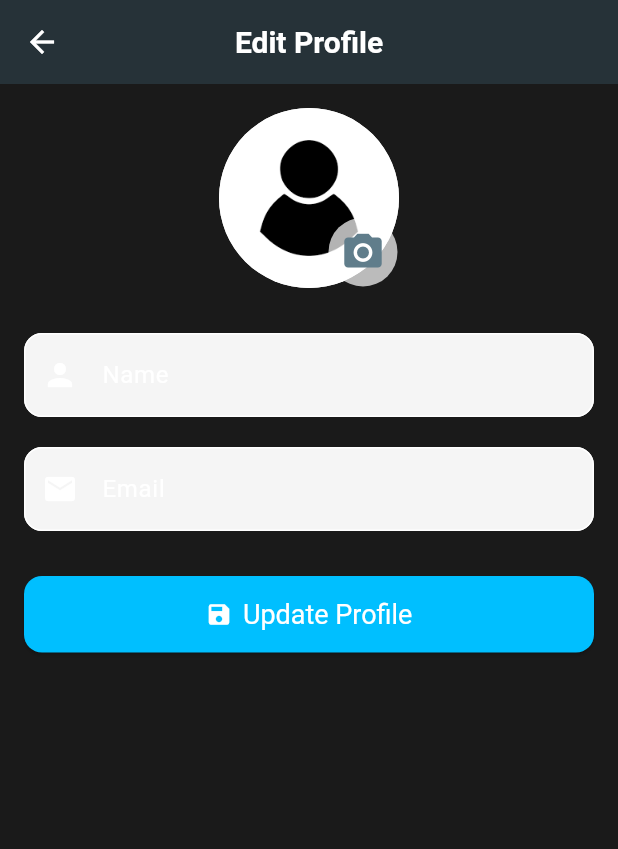
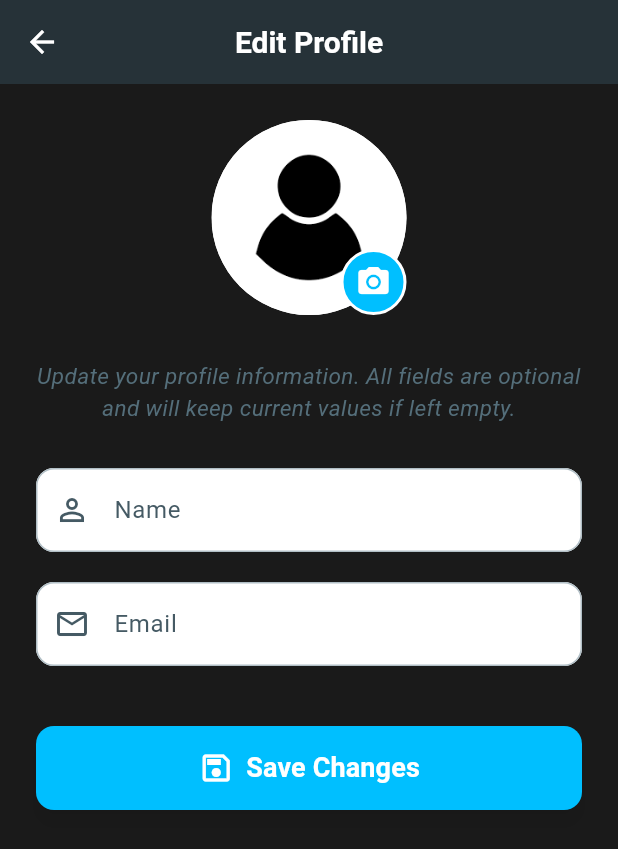
Before and after one commit to nibin-joseph05/Xpose, a Flutter app: the EditProfilePage screen opened directly with empty values, on a phone screen of 412 x 824 dp. Shown: the top 849 px of the screen. Run offline on Flutter 3.47's test engine with Material 3 defaults, Android fonts, the phone set to English and light mode, and no system bars; our stand-ins replace firebase_auth, firebase_core, flutter_dotenv, image_picker, shared_preferences; accounts and stored records are empty.

Commit message:
modifing the editing

```diff
--- a/xpose_app/lib/pages/profile/edit_profile_page.dart
+++ b/xpose_app/lib/pages/profile/edit_profile_page.dart
@@ -1,4 +1,3 @@
-// lib/pages/profile/edit_profile_page.dart
 import 'dart:io';
 import 'dart:convert';
 import 'package:flutter/material.dart';
@@ -62,15 +61,10 @@ class _EditProfilePageState extends State<EditProfilePage> {
       if (_pickedImage != null) {
         final bytes = await _pickedImage!.readAsBytes();
         profilePictureData = 'data:${_pickedImage!.mimeType ?? 'image/jpeg'};base64,${base64Encode(bytes)}';
-      } else {
-        // If no new image is picked, and existing one was a URL, keep it.
-        // If it was null, or local asset (which we don't send back), send null.
-        // This assumes backend handles clearing if null is sent.
-        if (_currentProfileImageUrl != null && _currentProfileImageUrl!.startsWith('http')) {
+      } else if (_currentProfileImageUrl != null && _currentProfileImageUrl!.startsWith('http')) {
         profilePictureData = _currentProfileImageUrl;
       } else {
         profilePictureData = null;
-        }
       }
 
       try {
@@ -91,7 +85,6 @@ class _EditProfilePageState extends State<EditProfilePage> {
           Navigator.pop(context);
         }
       } catch (e) {
-        print('Error updating profile: $e');
         if (mounted) {
           ScaffoldMessenger.of(context).showSnackBar(
             SnackBar(
@@ -127,79 +120,120 @@ class _EditProfilePageState extends State<EditProfilePage> {
         backgroundColor: Colors.blueGrey[900],
         foregroundColor: Colors.white,
         centerTitle: true,
+        elevation: 0,
       ),
-      body: SingleChildScrollView(
-        padding: const EdgeInsets.all(16.0),
+      body: Container(
+        color: Theme.of(context).scaffoldBackgroundColor,
+        child: SingleChildScrollView(
+          padding: const EdgeInsets.all(24.0),
           child: Form(
             key: _formKey,
             child: Column(
-            crossAxisAlignment: CrossAxisAlignment.start,
+              crossAxisAlignment: CrossAxisAlignment.center,
               children: [
-              Center(
-                child: Stack(
+                Stack(
                   children: [
                     CircleAvatar(
-                      radius: 60,
+                      radius: 65,
+                      backgroundColor: Colors.white,
                       backgroundImage: currentImageProvider,
                       onBackgroundImageError: (exception, stackTrace) {
-                        print('Error loading image: $exception');
                         if (_currentProfileImageUrl != null && _currentProfileImageUrl!.startsWith('http')) {
                           setState(() {
                             _currentProfileImageUrl = null;
                           });
                         }
                       },
-                      backgroundColor: Colors.white,
                     ),
                     Positioned(
                       bottom: 0,
                       right: 0,
-                      child: IconButton(
-                        icon: const Icon(Icons.camera_alt, color: Colors.blueGrey, size: 30),
-                        onPressed: _pickImage,
-                        style: IconButton.styleFrom(
-                          backgroundColor: Colors.white70,
-                          shape: const CircleBorder(),
+                      child: GestureDetector(
+                        onTap: _pickImage,
+                        child: Container(
+                          padding: const EdgeInsets.all(8),
+                          decoration: BoxDecoration(
+                            color: Theme.of(context).colorScheme.primary,
+                            shape: BoxShape.circle,
+                            border: Border.all(color: Colors.white, width: 2),
+                          ),
+                          child: const Icon(Icons.camera_alt, color: Colors.white, size: 24),
                         ),
                       ),
                     ),
                   ],
                 ),
+                const SizedBox(height: 30),
+                Text(
+                  'Update your profile information. All fields are optional and will keep current values if left empty.',
+                  textAlign: TextAlign.center,
+                  style: TextStyle(
+                    fontSize: 15,
+                    color: Colors.blueGrey[600],
+                    fontStyle: FontStyle.italic,
+                  ),
                 ),
                 const SizedBox(height: 30),
                 TextFormField(
                   controller: _nameController,
+                  style: const TextStyle(color: Colors.black87),
                   decoration: InputDecoration(
-                  labelText: 'Name',
-                  hintText: 'Enter your name',
-                  border: OutlineInputBorder(borderRadius: BorderRadius.circular(12)),
-                  prefixIcon: const Icon(Icons.person),
+                    hintText: 'Name',
+                    hintStyle: TextStyle(color: Colors.blueGrey[700]),
+                    border: OutlineInputBorder(
+                      borderRadius: BorderRadius.circular(12),
+                    ),
+                    prefixIcon: Icon(Icons.person_outline, color: Colors.blueGrey[700]),
                     filled: true,
-                  fillColor: Colors.grey[100],
+                    fillColor: Colors.white,
+                    contentPadding: const EdgeInsets.symmetric(vertical: 16, horizontal: 16),
+                    enabledBorder: OutlineInputBorder(
+                      borderRadius: BorderRadius.circular(12),
+                      borderSide: BorderSide(color: Colors.blueGrey.shade200, width: 1),
+                    ),
+                    focusedBorder: OutlineInputBorder(
+                      borderRadius: BorderRadius.circular(12),
+                      borderSide: BorderSide(color: Theme.of(context).colorScheme.primary, width: 2),
+                    ),
                   ),
                 ),
                 const SizedBox(height: 20),
                 TextFormField(
                   controller: _emailController,
+                  style: const TextStyle(color: Colors.black87),
                   decoration: InputDecoration(
-                  labelText: 'Email',
-                  hintText: 'Enter your email',
-                  border: OutlineInputBorder(borderRadius: BorderRadius.circular(12)),
-                  prefixIcon: const Icon(Icons.email),
+                    hintText: 'Email',
+                    hintStyle: TextStyle(color: Colors.blueGrey[700]),
+                    border: OutlineInputBorder(
+                      borderRadius: BorderRadius.circular(12),
+                    ),
+                    prefixIcon: Icon(Icons.email_outlined, color: Colors.blueGrey[700]),
                     filled: true,
-                  fillColor: Colors.grey[100],
+                    fillColor: Colors.white,
+                    contentPadding: const EdgeInsets.symmetric(vertical: 16, horizontal: 16),
+                    enabledBorder: OutlineInputBorder(
+                      borderRadius: BorderRadius.circular(12),
+                      borderSide: BorderSide(color: Colors.blueGrey.shade200, width: 1),
+                    ),
+                    focusedBorder: OutlineInputBorder(
+                      borderRadius: BorderRadius.circular(12),
+                      borderSide: BorderSide(color: Theme.of(context).colorScheme.primary, width: 2),
+                    ),
                   ),
                   keyboardType: TextInputType.emailAddress,
                 ),
-              const SizedBox(height: 30),
+                const SizedBox(height: 40),
                 _isLoading
                     ? const Center(child: CircularProgressIndicator())
                     : SizedBox(
                   width: double.infinity,
                   child: ElevatedButton.icon(
                     onPressed: _updateProfile,
-                  icon: const Icon(Icons.save),
-                  label: const Text('Update Profile'),
+                    icon: const Icon(Icons.save_outlined, size: 24),
+                    label: const Text(
+                      'Save Changes',
+                      style: TextStyle(fontSize: 18, fontWeight: FontWeight.bold),
+                    ),
                     style: ElevatedButton.styleFrom(
                       backgroundColor: Theme.of(context).colorScheme.primary,
                       foregroundColor: Colors.white,
@@ -207,7 +241,8 @@ class _EditProfilePageState extends State<EditProfilePage> {
                       shape: RoundedRectangleBorder(
                         borderRadius: BorderRadius.circular(12),
                       ),
-                    textStyle: const TextStyle(fontSize: 18),
+                      elevation: 5,
+                      shadowColor: Colors.black.withOpacity(0.3),
                     ),
                   ),
                 ),
@@ -215,6 +250,7 @@ class _EditProfilePageState extends State<EditProfilePage> {
             ),
           ),
         ),
+      ),
     );
   }
 }
```
Also changed, not shown: xpose_app/lib/pages/profile/profile_page.dart (+53 -34 lines), 3 other files. Lines whose indentation alone changed are shown as unchanged.
